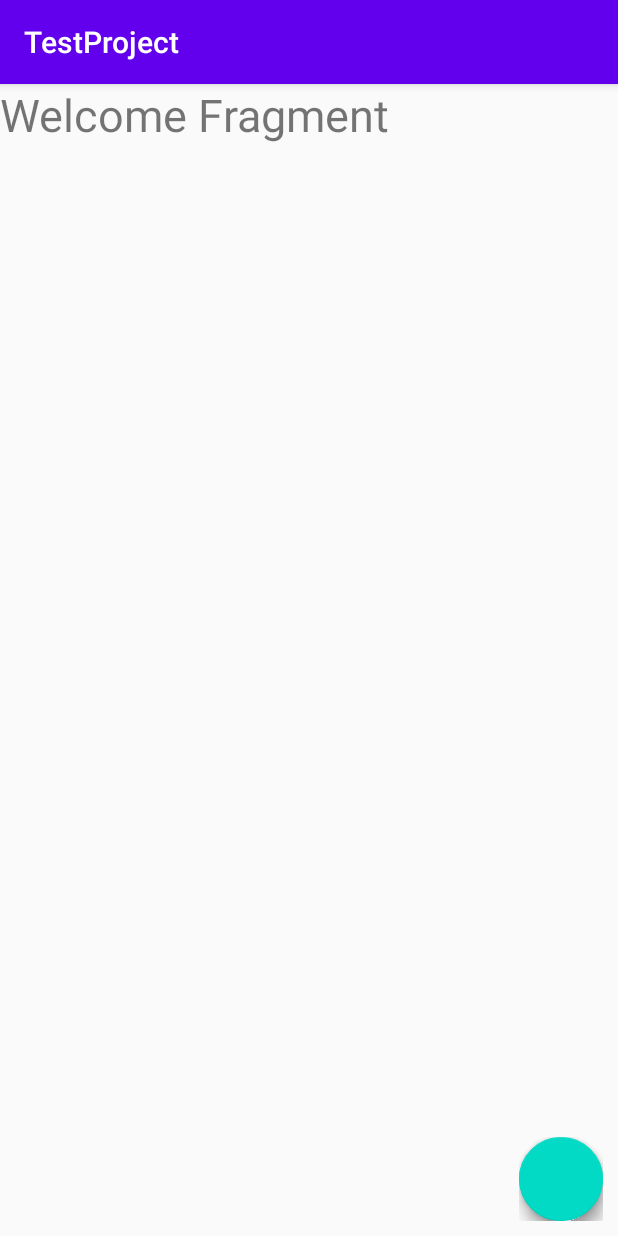
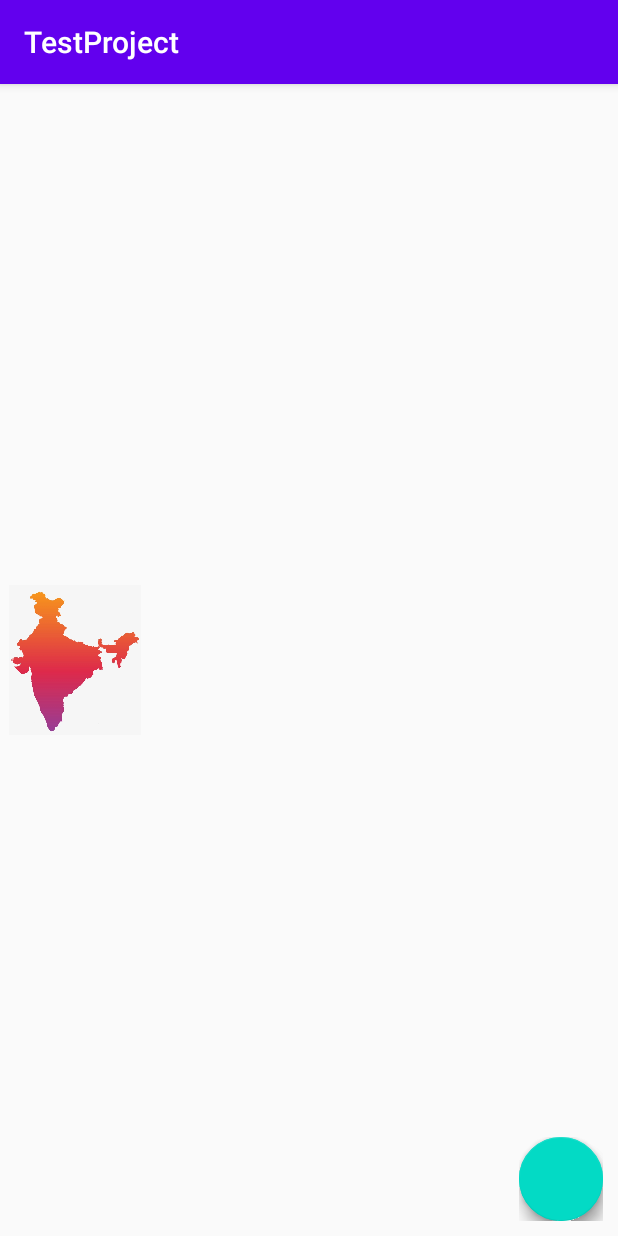
Before and after one commit to TarunGuptaJ/CoronaIndiaStats, an Android app: the screen it shows after launch (MainActivity), on a phone screen of 412 x 824 dp. Run offline under Robolectric (Android 15) with nearby library versions, the phone set to English and light mode, and no system bars; libraries missing offline, so code that uses them is left out: com.github.clans.fab; plain views replace FloatingActionButton, FloatingActionMenu; 3 statements that could not run were skipped.

Commit message:
Renamed Welcome to State

```diff
--- a/TestProject/app/src/main/java/com/example/testproject/MainActivity.kt
+++ b/TestProject/app/src/main/java/com/example/testproject/MainActivity.kt
@@ -1,26 +1,11 @@
 package com.example.testproject
 
-import android.content.Context
-import android.content.pm.PackageManager
-import android.location.Address
-import android.location.Geocoder
-import android.location.LocationManager
-import android.location.LocationListener
 import androidx.appcompat.app.AppCompatActivity
 import android.os.Bundle
 import android.view.View
 import android.widget.ImageView
-import android.widget.TextView
-import androidx.core.app.ActivityCompat
 import androidx.fragment.app.Fragment
-import androidx.fragment.app.FragmentTransaction
-import androidx.navigation.NavController
-import androidx.navigation.findNavController
-import androidx.navigation.ui.AppBarConfiguration
-import androidx.navigation.ui.setupActionBarWithNavController
-import androidx.navigation.ui.setupWithNavController
 import com.github.clans.fab.FloatingActionMenu
-import com.google.android.material.floatingactionbutton.FloatingActionButton
 import kotlinx.android.synthetic.main.activity_main.*
 
 class MainActivity : AppCompatActivity() {
@@ -32,11 +17,11 @@ class MainActivity : AppCompatActivity() {
         val floatingMenu : FloatingActionMenu = findViewById(R.id.menu)
 
         val indiaFAB : com.github.clans.fab.FloatingActionButton = findViewById(R.id.indiaFAB)
-        val welcomeFrag : Fragment = WelcomeFragment()
+        val stateFrag : Fragment = StateFragment()
         val indiaFrag : Fragment = IndiaFragment()
 
         supportFragmentManager.beginTransaction().apply {
-            replace(R.id.flFragment, welcomeFrag)
+            replace(R.id.flFragment, indiaFrag)
             commit()
         }
 
@@ -51,7 +36,7 @@ class MainActivity : AppCompatActivity() {
         stateFAB.setOnClickListener {
             supportFragmentManager.beginTransaction().apply {
                 floatingMenu.close(true)
-                replace(R.id.flFragment, welcomeFrag)
+                replace(R.id.flFragment, stateFrag)
                 commit()
             }
         }
--- /dev/null
+++ b/TestProject/app/src/main/java/com/example/testproject/StateFragment.kt
@@ -0,0 +1,7 @@
+package com.example.testproject
+
+import androidx.fragment.app.Fragment
+
+class StateFragment : Fragment(R.layout.state_fragment) {
+
+}
--- a/TestProject/app/src/main/java/com/example/testproject/WelcomeFragment.kt
+++ /dev/null
@@ -1,11 +0,0 @@
-package com.example.testproject
-
-import android.os.Bundle
-import androidx.fragment.app.Fragment
-import android.view.LayoutInflater
-import android.view.View
-import android.view.ViewGroup
-
-class WelcomeFragment : Fragment(R.layout.welcome_fragment) {
-
-}
--- a/TestProject/app/src/main/res/layout-v21/activity_main.xml
+++ b/TestProject/app/src/main/res/layout-v21/activity_main.xml
@@ -49,7 +49,7 @@
             fab:fab_colorPressed="#88EDEA"
             fab:fab_colorRipple="#83F8EB"
             fab:fab_size="normal"
-            fab:fab_label="Welcome" />
+            fab:fab_label="State" />
 
         <!--    <com.google.android.material.floatingactionbutton.FloatingActionButton-->
         <!--        android:id="@+id/randomFAB"-->
--- a/TestProject/app/src/main/res/layout/welcome_fragment.xml
+++ b/TestProject/app/src/main/res/layout/state_fragment.xml
@@ -3,12 +3,12 @@
     xmlns:tools="http://schemas.android.com/tools"
     android:layout_width="match_parent"
     android:layout_height="match_parent"
-    tools:context=".WelcomeFragment">
+    tools:context=".StateFragment">
 
     <TextView
         android:layout_width="match_parent"
         android:layout_height="match_parent"
-        android:text="Welcome Fragment"
+        android:text="State Fragment"
         android:textSize="30sp"
         />
 
```
